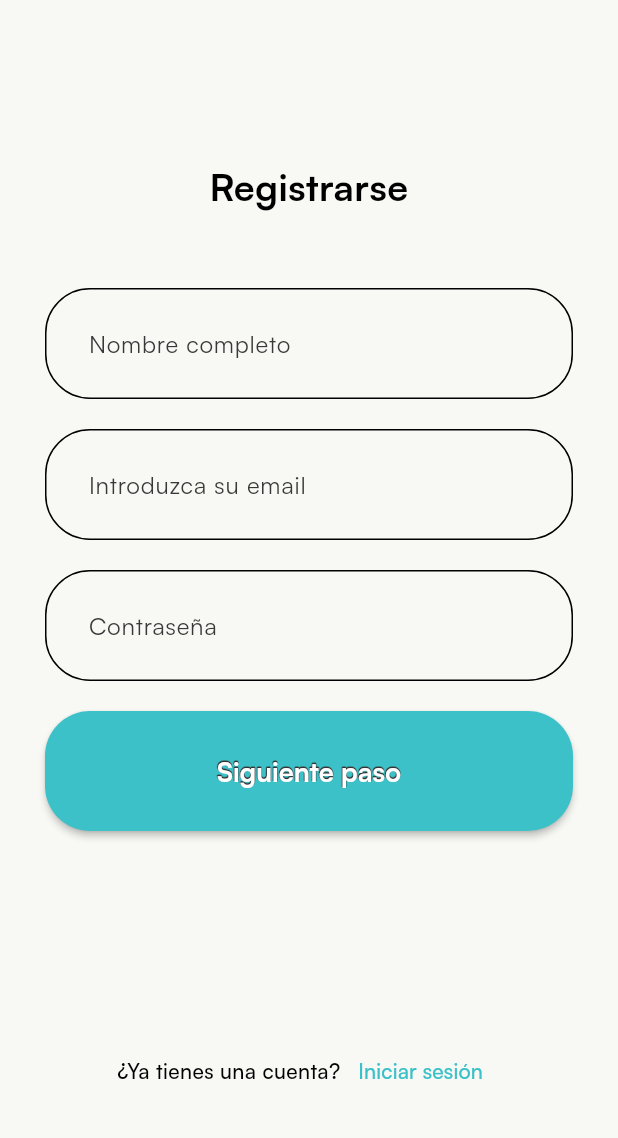
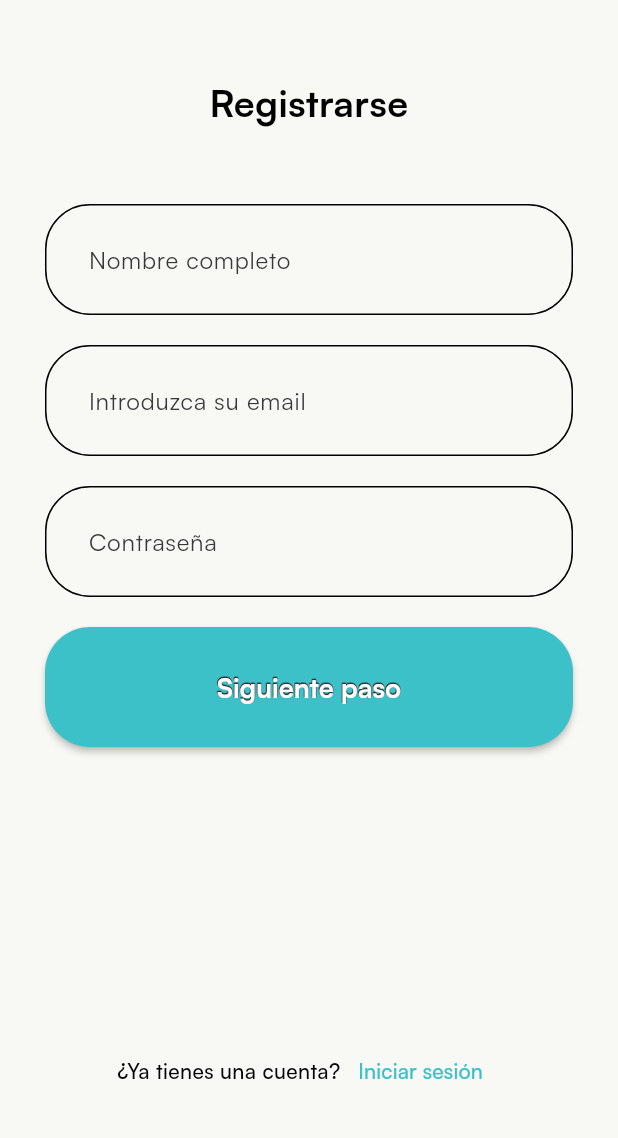
Before and after one commit to xDit0x/drbot_flutter_app, a Flutter app: the SignUpPage screen opened directly, on a phone screen of 412 x 824 dp, the part 84-1222 px from its top. Run offline on Flutter 3.47's test engine with Material 3 defaults, Android fonts, the phone set to English and light mode, and no system bars; our stand-ins replace cloud_firestore, dartz, firebase_auth, firebase_core, firebase_messaging, flutter_bloc and 11 more; accounts and stored records are empty.

Commit message:
fixes: preview para iPhone en signup y singnin, retornar prioridad al authGate

```diff
--- a/lib/presentation/auth/pages/signin.dart
+++ b/lib/presentation/auth/pages/signin.dart
@@ -78,6 +78,7 @@ class _SignInPageState extends State<SignInPage> {
                   },
                   (r) {
                     HapticFeedback.mediumImpact();
+                    Navigator.popUntil(context, (route) => route.isFirst);
                   },
                 );
               },
--- a/lib/presentation/auth/pages/signup.dart
+++ b/lib/presentation/auth/pages/signup.dart
@@ -24,12 +24,12 @@ class SignUpPage extends StatelessWidget {
       appBar: BasicAppbar(
         title: Image.asset(AppImages.logo, height: 100, width: 100),
       ),
-      body: Padding(
+      body: SingleChildScrollView(
+        child: Padding(
           padding: EdgeInsets.symmetric(vertical: 50, horizontal: 30),
           child: Column(
             crossAxisAlignment: CrossAxisAlignment.center,
             children: [
-            Spacer(),
               _registerText(),
               SizedBox(height: 50),
               _fullNameField(context),
@@ -63,8 +63,8 @@ class SignUpPage extends StatelessWidget {
                   final password = _password.text;
                   final hasSymbol = RegExp(r'[^A-Za-z0-9]').hasMatch(password);
                   final hasUppercase = RegExp(r'[A-Z]').hasMatch(password);
-                final hasTwoNumbers =
-                    RegExp(r'(?:.*\d){2}').hasMatch(password);
+                  final hasTwoNumbers = RegExp(r'(?:.*\d){2}')
+                      .hasMatch(password);
 
                   if (password.length < 6 ||
                       !hasSymbol ||
@@ -102,16 +102,14 @@ class SignUpPage extends StatelessWidget {
                       );
                     },
                     (r) {
-                    if (Navigator.canPop(context)) {
-                      Navigator.pop(context);
-                    }
+                      Navigator.popUntil(context, (route) => route.isFirst);
                     },
                   );
                 },
                 title: 'Siguiente paso',
               ),
-            Spacer(),
             ],
+          ),
         ),
       ),
     );
--- a/lib/presentation/choose_mode/pages/choose_mode.dart
+++ b/lib/presentation/choose_mode/pages/choose_mode.dart
@@ -122,13 +122,11 @@ class ChooseModePage extends StatelessWidget {
                 SizedBox(height: 50),
                 BasicAppButton(
                   onPressed: () {
-                    Navigator.pushAndRemoveUntil(
+                    Navigator.pushReplacement(
                       context,
                       MaterialPageRoute(
-                        builder: (BuildContext context) =>
-                            const SignupOrSigninPage(),
+                        builder: (_) => const SignupOrSigninPage(),
                       ),
-                      (route) => false,
                     );
                   },
                   title: 'Continuar',
--- a/lib/presentation/settings/pages/settings_page.dart
+++ b/lib/presentation/settings/pages/settings_page.dart
@@ -304,10 +304,7 @@ class _SettingsPageState extends State<SettingsPage> {
           selection: SnackbarRootType.ok,
           leading: Icon(Icons.person_remove_outlined),
         );
-        Navigator.of(context).pushAndRemoveUntil(
-          MaterialPageRoute<void>(builder: (_) => const SignupOrSigninPage()),
-          (route) => false,
-        );
+        Navigator.of(context).popUntil((route) => route.isFirst);
       },
     );
   }
--- a/lib/presentation/splash/pages/splash.dart
+++ b/lib/presentation/splash/pages/splash.dart
@@ -26,7 +26,7 @@ class _SplashPageState extends State<SplashPage> {
   Future<void> redirect() async {
     await Future.delayed(const Duration(milliseconds: 1150));
     if (!mounted) return;
-    Navigator.pushReplacement(
+    Navigator.push(
       context,
       MaterialPageRoute(
         builder: (BuildContext context) => const GetStartedPage(),
```
Also changed, not shown: pubspec.lock. Lines whose indentation alone changed are shown as unchanged.
